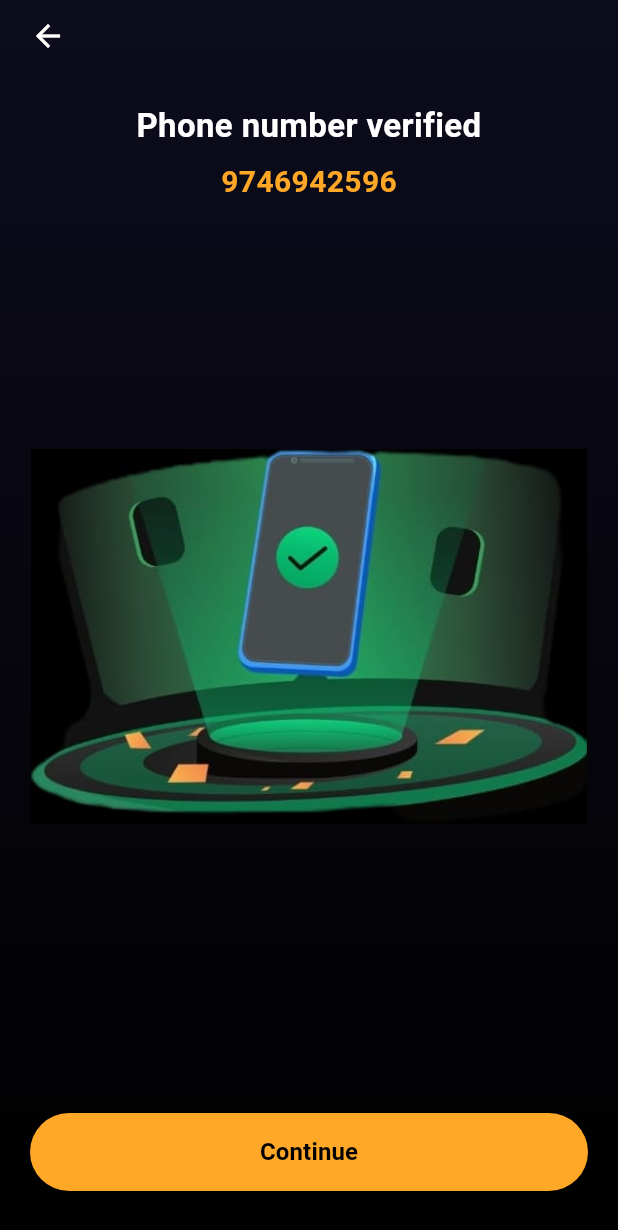
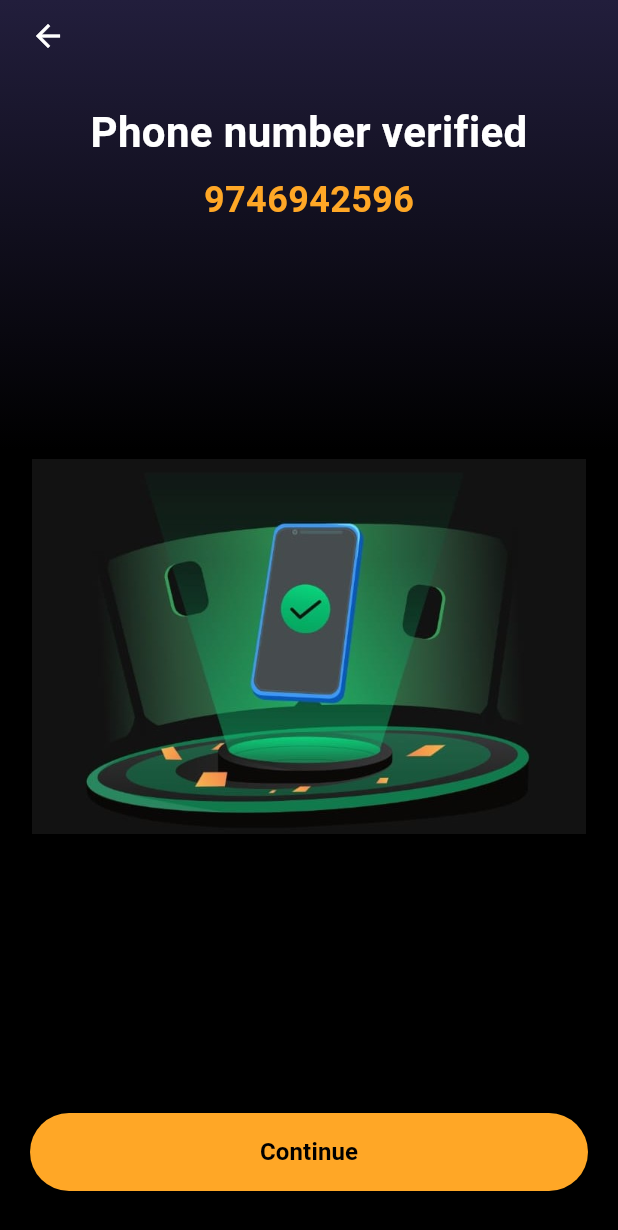
Before and after one commit to Sujin14/famapp_clone, a Flutter app: the Page1Screen screen opened by its route, on a phone screen of 412 x 824 dp. Shown: the top 1230 px of the screen. Run offline on Flutter 3.47's test engine with Material 3 defaults, Android fonts, the phone set to English and light mode, and no system bars; our stand-ins replace go_router.

Commit message:
fixed color issues in page1

```diff
--- a/lib/core/theme/app_text_styles.dart
+++ b/lib/core/theme/app_text_styles.dart
@@ -26,13 +26,13 @@ class AppTextStyles {
 
   // Verified Screen
   static const TextStyle verifiedTitle = TextStyle(
-    fontSize: 22,
+    fontSize: 28,
     fontWeight: FontWeight.bold,
     color: AppColors.white,
   );
 
   static const TextStyle verifiedPhone = TextStyle(
-    fontSize: 20,
+    fontSize: 24,
     fontWeight: FontWeight.bold,
     color: AppColors.accentOrange,
   );
--- a/lib/screens/page1/page1_screen.dart
+++ b/lib/screens/page1/page1_screen.dart
@@ -1,10 +1,10 @@
-
 import 'package:flutter/material.dart';
 import 'package:go_router/go_router.dart';
 
 import 'widgets/continue_button.dart';
 import 'widgets/verified_header.dart';
 import 'widgets/verified_image.dart';
+import 'package:fam_app/core/theme/app_colors.dart';
 
 class Page1Screen extends StatelessWidget {
   const Page1Screen({super.key});
@@ -12,31 +12,39 @@ class Page1Screen extends StatelessWidget {
   @override
   Widget build(BuildContext context) {
     return Scaffold(
-      body: Container(
+      body: Stack(
+        children: [
+          // Background color
+          Container(color: AppColors.gradientEnd),
+          Container(
+            height: 300, // height of top gradient
             decoration: const BoxDecoration(
               gradient: LinearGradient(
-            colors: [Color(0xFF0D0C1D), Colors.black],
+                colors: [Color.fromARGB(255, 34, 30, 60), AppColors.gradientEnd],
                 begin: Alignment.topCenter,
                 end: Alignment.bottomCenter,
               ),
             ),
-        child: SafeArea(
+          ),
+
+          // Main content
+          SafeArea(
             child: Column(
               children: [
-              // Custom Back Button (instead of AppBar for full-screen gradient)
+                // Top navigation
                 Padding(
                   padding: const EdgeInsets.symmetric(horizontal: 8),
                   child: Align(
                     alignment: Alignment.centerLeft,
                     child: IconButton(
                       icon: const Icon(Icons.arrow_back, color: Colors.white),
-                    onPressed: () => context.pop(), // GoRouter pop
+                      onPressed: () => context.pop(),
                     ),
                   ),
                 ),
                 const SizedBox(height: 20),
 
-              // Header (centered, but padded if needed for alignment)
+                // Header
                 const Padding(
                   padding: EdgeInsets.symmetric(horizontal: 40),
                   child: VerifiedHeader(
@@ -47,7 +55,7 @@ class Page1Screen extends StatelessWidget {
 
                 const Spacer(),
 
-              // Illustration (centered)
+                // Illustration
                 const VerifiedImage(),
 
                 const Spacer(),
@@ -56,12 +64,13 @@ class Page1Screen extends StatelessWidget {
                 Padding(
                   padding: const EdgeInsets.symmetric(horizontal: 20, vertical: 30),
                   child: ContinueButton(
-                  onPressed: () => context.pop(), // GoRouter pop (or context.goNamed(AppRoutes.home) for navigation to home)
+                    onPressed: () => context.pop(),
                   ),
                 ),
               ],
             ),
           ),
+        ],
       ),
     );
   }
--- a/lib/screens/page4/page4_screen.dart
+++ b/lib/screens/page4/page4_screen.dart
@@ -104,7 +104,7 @@ class Page4Screen extends StatelessWidget {
                             ),
                             const SizedBox(
                               height: 1,
-                            ), // adjust spacing to match other subtitles
+                            ),
                             Text(
                               'View transaction',
                               style: AppTextStyles.summaryItemSub.copyWith(
@@ -119,8 +119,6 @@ class Page4Screen extends StatelessWidget {
                     ],
                   ),
                   const SizedBox(height: 16),
-
-                  // Fee note and retry
                   const FeeNote(),
                   const SizedBox(height: 80),
                   RetryButton(
```
Also changed, not shown: assets/images/hat.jpg. Lines whose indentation alone changed are shown as unchanged.
